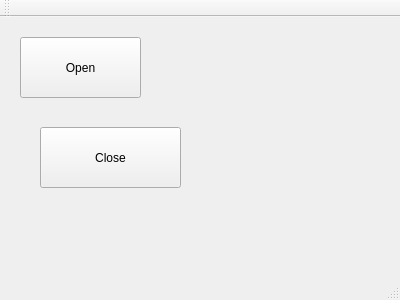
Qt form mainwindow.ui (jefftsai8049/Open-Camera-and-Color-Segmetation) before a commit.
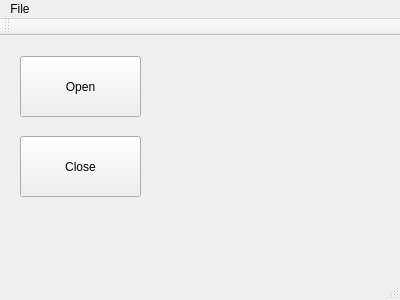
The same form after that commit.

Patch:
```diff
--- a/mainwindow.ui
+++ b/mainwindow.ui
@@ -30,9 +30,9 @@
    <widget class="QPushButton" name="closeCam_pushButton">
     <property name="geometry">
      <rect>
-      <x>40</x>
-      <y>110</y>
-      <width>141</width>
+      <x>20</x>
+      <y>100</y>
+      <width>121</width>
       <height>61</height>
      </rect>
     </property>
@@ -50,6 +50,13 @@
      <height>21</height>
     </rect>
    </property>
+   <widget class="QMenu" name="menuFile">
+    <property name="title">
+     <string>File</string>
+    </property>
+    <addaction name="actionOpen_image_file"/>
+   </widget>
+   <addaction name="menuFile"/>
   </widget>
   <widget class="QToolBar" name="mainToolBar">
    <attribute name="toolBarArea">
```
Left out of the diff: 5 changed lines with no effect on the pictures.
